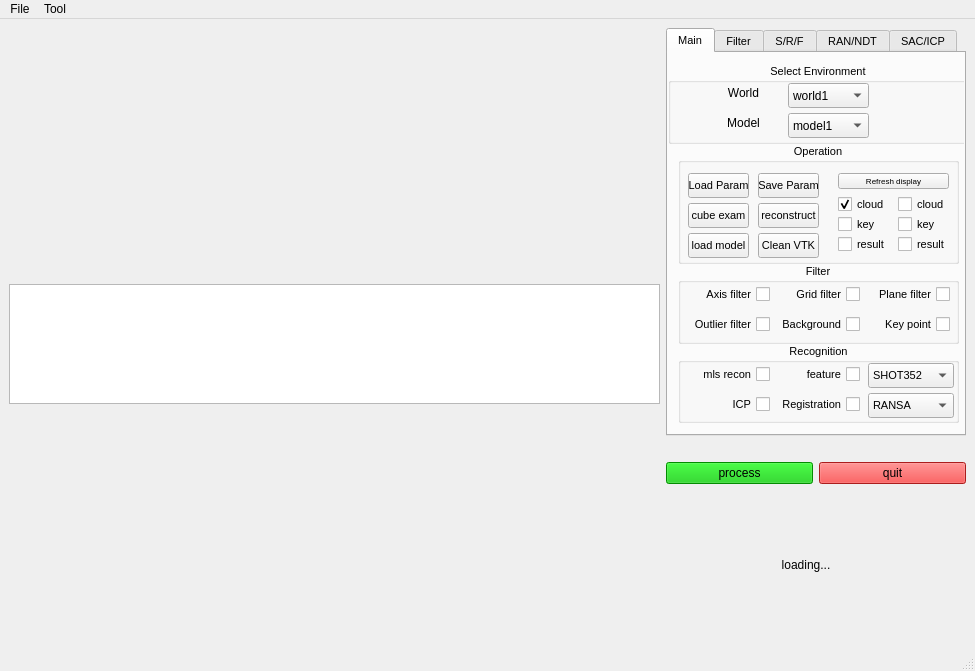
The window that src/qt_ros_pcl/gui/mainwindow.ui (wangzivector/Object_Recognition_and_Alignment-ROS-RCNN-PCL-Qt-GUI) describes before a commit, drawn with Qt 5.
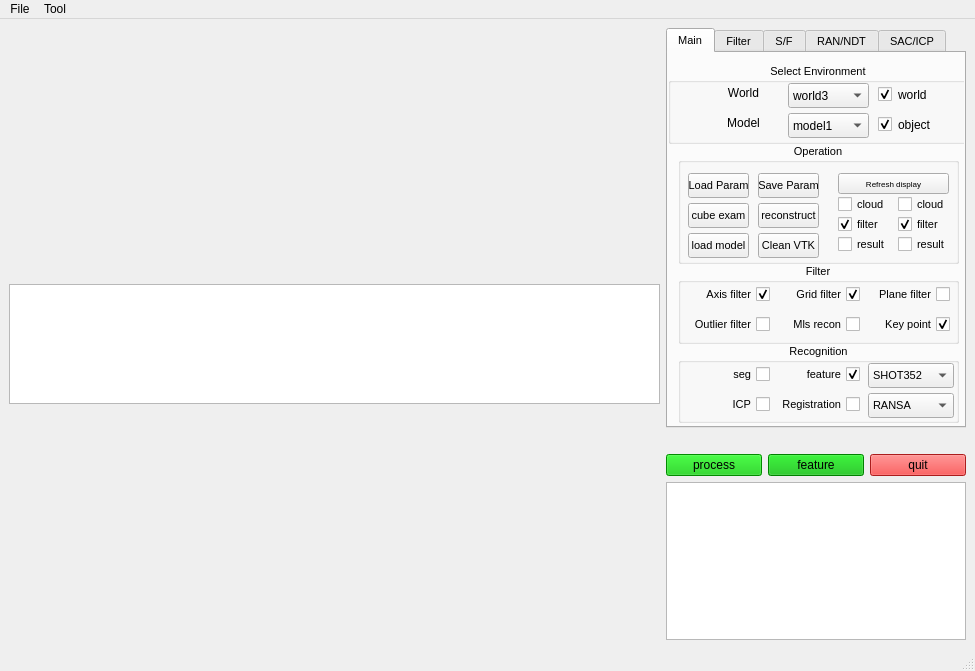
The same window after the commit. Icons and pictures are not drawn.

Commit message: get shot352 feature and modify the organised pointcloud

```diff
--- a/src/qt_ros_pcl/gui/mainwindow.ui
+++ b/src/qt_ros_pcl/gui/mainwindow.ui
@@ -216,6 +216,9 @@
              <height>25</height>
             </rect>
            </property>
+           <property name="currentIndex">
+            <number>2</number>
+           </property>
            <item>
             <property name="text">
              <string>world1</string>
@@ -251,6 +254,38 @@
             <set>Qt::AlignCenter</set>
            </property>
           </widget>
+          <widget class="QCheckBox" name="checkBox_dealw">
+           <property name="geometry">
+            <rect>
+             <x>210</x>
+             <y>20</y>
+             <width>61</width>
+             <height>23</height>
+            </rect>
+           </property>
+           <property name="text">
+            <string>world</string>
+           </property>
+           <property name="checked">
+            <bool>true</bool>
+           </property>
+          </widget>
+          <widget class="QCheckBox" name="checkBox_dealo">
+           <property name="geometry">
+            <rect>
+             <x>210</x>
+             <y>50</y>
+             <width>92</width>
+             <height>23</height>
+            </rect>
+           </property>
+           <property name="text">
+            <string>object</string>
+           </property>
+           <property name="checked">
+            <bool>true</bool>
+           </property>
+          </widget>
          </widget>
          <widget class="QGroupBox" name="groupBox">
           <property name="geometry">
@@ -358,7 +393,7 @@
             <string>cloud</string>
            </property>
            <property name="checked">
-            <bool>true</bool>
+            <bool>false</bool>
            </property>
           </widget>
           <widget class="QCheckBox" name="checkBox_wk">
@@ -371,7 +406,10 @@
             </rect>
            </property>
            <property name="text">
-            <string>key</string>
+            <string>filter</string>
+           </property>
+           <property name="checked">
+            <bool>true</bool>
            </property>
           </widget>
           <widget class="QCheckBox" name="checkBox_wr">
@@ -410,7 +448,10 @@
             </rect>
            </property>
            <property name="text">
-            <string>key</string>
+            <string>filter</string>
+           </property>
+           <property name="checked">
+            <bool>true</bool>
            </property>
           </widget>
           <widget class="QCheckBox" name="checkBox_oc">
@@ -432,7 +473,7 @@
              <x>160</x>
              <y>30</y>
              <width>111</width>
-             <height>16</height>
+             <height>21</height>
             </rect>
            </property>
            <property name="font">
@@ -481,6 +522,9 @@
            <property name="text">
             <string>Axis filter</string>
            </property>
+           <property name="checked">
+            <bool>true</bool>
+           </property>
           </widget>
           <widget class="QCheckBox" name="Gridfilter">
            <property name="geometry">
@@ -497,6 +541,9 @@
            <property name="text">
             <string>Grid filter</string>
            </property>
+           <property name="checked">
+            <bool>true</bool>
+           </property>
           </widget>
           <widget class="QCheckBox" name="Planefilter">
            <property name="geometry">
@@ -543,7 +590,7 @@
             <enum>Qt::RightToLeft</enum>
            </property>
            <property name="text">
-            <string>Background</string>
+            <string>Mls recon</string>
            </property>
           </widget>
           <widget class="QCheckBox" name="Keypoint">
@@ -561,6 +608,9 @@
            <property name="text">
             <string>Key point</string>
            </property>
+           <property name="checked">
+            <bool>true</bool>
+           </property>
           </widget>
          </widget>
          <widget class="QGroupBox" name="groupBox_5">
@@ -591,7 +641,7 @@
             <enum>Qt::RightToLeft</enum>
            </property>
            <property name="text">
-            <string>mls recon</string>
+            <string>seg</string>
            </property>
           </widget>
           <widget class="QCheckBox" name="ICP">
@@ -625,6 +675,9 @@
            <property name="text">
             <string>feature</string>
            </property>
+           <property name="checked">
+            <bool>true</bool>
+           </property>
            <property name="tristate">
             <bool>false</bool>
            </property>
@@ -996,7 +1049,7 @@
         </widget>
         <widget class="QWidget" name="tab_3">
          <attribute name="title">
-          <string>S/R/F</string>
+          <string>S/F</string>
          </attribute>
          <widget class="QLabel" name="label_9">
           <property name="geometry">
@@ -1943,6 +1996,16 @@
           </property>
          </widget>
         </item>
+        <item>
+         <widget class="QPushButton" name="pushButton_fe">
+          <property name="styleSheet">
+           <string notr="true">background-color: rgb(0, 180, 0);</string>
+          </property>
+          <property name="text">
+           <string>feature</string>
+          </property>
+         </widget>
+        </item>
         <item>
          <widget class="QPushButton" name="pushButton_quit">
           <property name="styleSheet">
@@ -1958,28 +2021,51 @@
       <item>
        <layout class="QHBoxLayout" name="horizontalLayout_4">
         <item>
-         <widget class="QLabel" name="label_pic">
+         <widget class="QTableView" name="tableView_si">
+          <property name="enabled">
+           <bool>true</bool>
+          </property>
           <property name="sizePolicy">
-           <sizepolicy hsizetype="Fixed" vsizetype="Maximum">
-            <horstretch>200</horstretch>
-            <verstretch>40</verstretch>
+           <sizepolicy hsizetype="Maximum" vsizetype="Maximum">
+            <horstretch>0</horstretch>
+            <verstretch>0</verstretch>
            </sizepolicy>
           </property>
           <property name="maximumSize">
            <size>
-            <width>200</width>
-            <height>200</height>
+            <width>300</width>
+            <height>16777215</height>
            </size>
           </property>
-          <property name="layoutDirection">
-           <enum>Qt::LeftToRight</enum>
+          <property name="baseSize">
+           <size>
+            <width>300</width>
+            <height>0</height>
+           </size>
           </property>
-          <property name="text">
-           <string>loading...</string>
+          <property name="font">
+           <font>
+            <pointsize>8</pointsize>
+           </font>
           </property>
-          <property name="alignment">
-           <set>Qt::AlignCenter</set>
+          <property name="gridStyle">
+           <enum>Qt::SolidLine</enum>
           </property>
+          <attribute name="horizontalHeaderVisible">
+           <bool>false</bool>
+          </attribute>
+          <attribute name="horizontalHeaderDefaultSectionSize">
+           <number>99</number>
+          </attribute>
+          <attribute name="horizontalHeaderHighlightSections">
+           <bool>false</bool>
+          </attribute>
+          <attribute name="verticalHeaderVisible">
+           <bool>false</bool>
+          </attribute>
+          <attribute name="verticalHeaderHighlightSections">
+           <bool>false</bool>
+          </attribute>
          </widget>
         </item>
         <item>
@@ -1992,8 +2078,8 @@
           </property>
           <property name="sizeHint" stdset="0">
            <size>
-            <width>20</width>
-            <height>150</height>
+            <width>0</width>
+            <height>200</height>
            </size>
           </property>
          </spacer>
```
Left out of the diff: 106 changed lines with no effect on the pictures. The commit also changes 12 other files.
